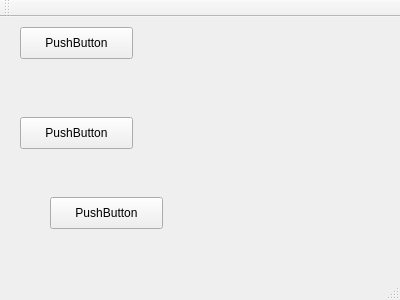
Qt form mainwindow.ui (guodong/freegou-terminal) before a commit.
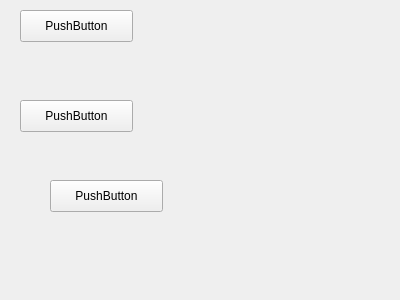
The same form after that commit.

Patch:
```diff
--- a/mainwindow.ui
+++ b/mainwindow.ui
@@ -67,15 +67,6 @@
     </rect>
    </property>
   </widget>
-  <widget class="QToolBar" name="mainToolBar">
-   <attribute name="toolBarArea">
-    <enum>TopToolBarArea</enum>
-   </attribute>
-   <attribute name="toolBarBreak">
-    <bool>false</bool>
-   </attribute>
-  </widget>
-  <widget class="QStatusBar" name="statusBar"/>
  </widget>
  <layoutdefault spacing="6" margin="11"/>
  <resources/>
```
